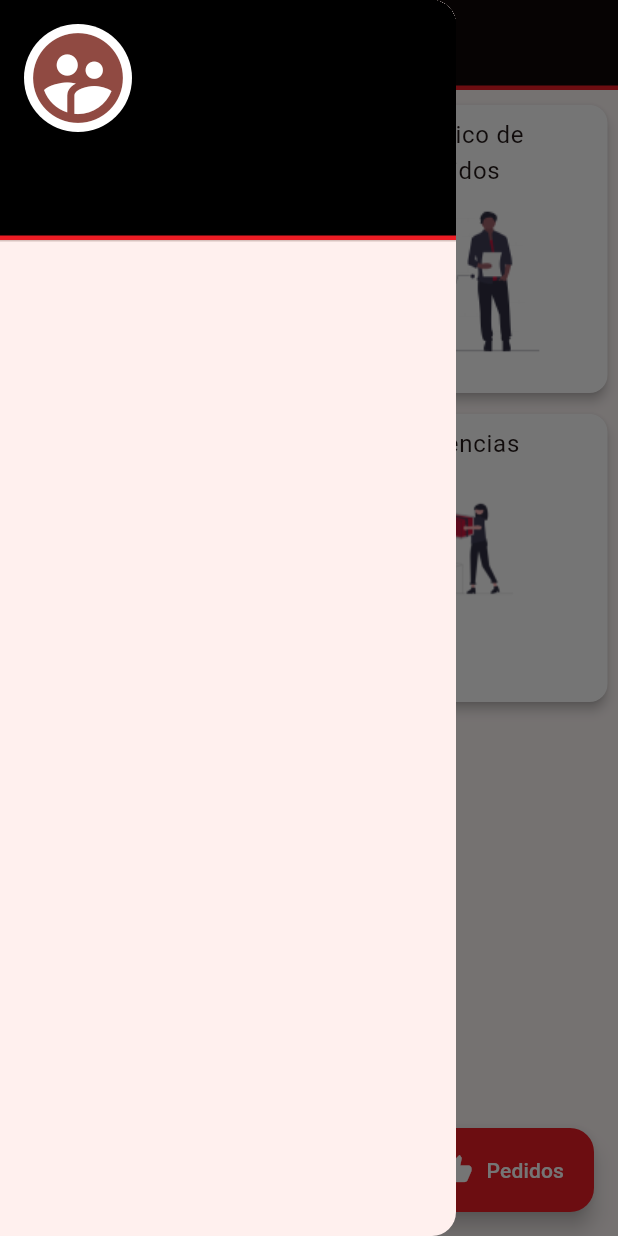
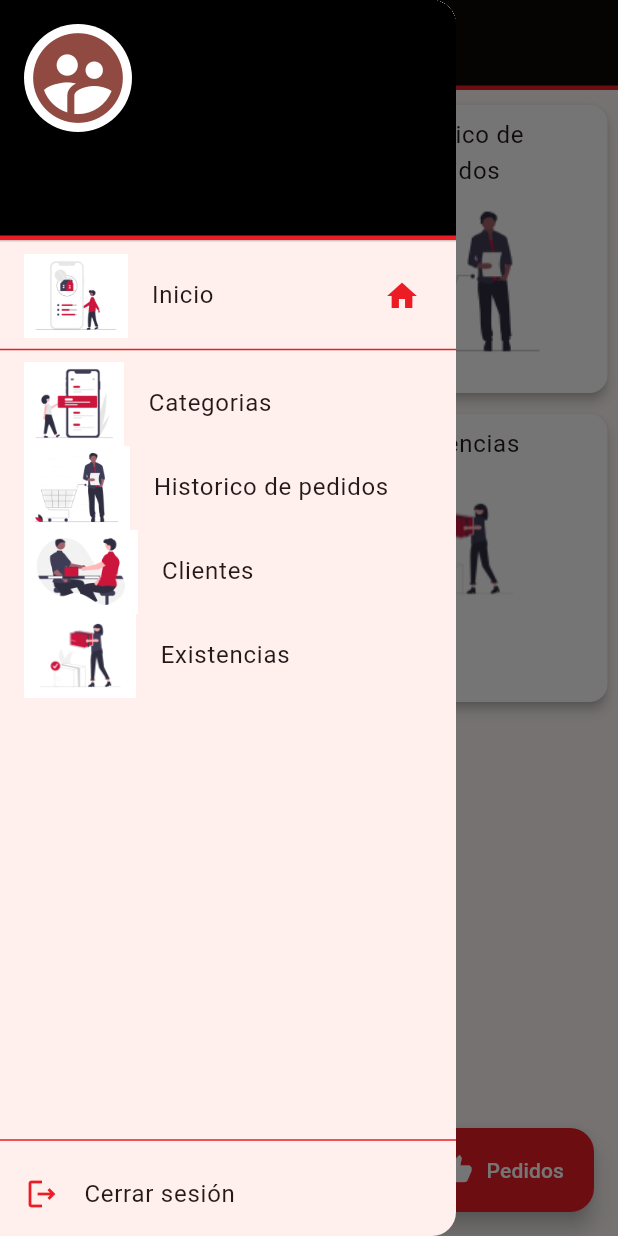
Before and after one commit to jcuicas/app_pedidos, a Flutter app: the Dashboard screen opened directly, with the side drawer open, on a phone screen of 412 x 824 dp. Run offline on Flutter 3.47's test engine with Material 3 defaults, Android fonts, the phone set to English and light mode, and no system bars; our stand-ins replace connectivity_plus, supabase_flutter; accounts and stored records are empty.

Commit message:
quinto commit

```diff
--- a/lib/components/my_drawer.dart
+++ b/lib/components/my_drawer.dart
@@ -1,12 +1,19 @@
 import 'package:flutter/material.dart';
+import 'package:app_pedidos/screens/dashboard.dart';
 import 'package:app_pedidos/components/my_user_account.dart';
 
 class MyDrawer extends StatefulWidget {
+  final String id;
+  final String accessToken;
+  final String tokenType;
   final String userEmail;
   final String fullName;
 
   const MyDrawer({
     super.key,
+    required this.id,
+    required this.accessToken,
+    required this.tokenType,
     required this.userEmail,
     required this.fullName,
   });
@@ -19,12 +26,81 @@ class _MyDrawerState extends State<MyDrawer> {
   @override
   Widget build(BuildContext context) {
     return Drawer(
-      child: ListView(
-        padding: EdgeInsets.zero,
+      child: Column(
         children: [
-          MyUserAccount(
-            userEmail: widget.userEmail,
-            fullName: widget.fullName,
+          Expanded(
+            child: Column(
+              children: [
+                MyUserAccount(
+                  userEmail: widget.userEmail,
+                  fullName: widget.fullName,
+                ),
+                ListTile(
+                  leading: Image.asset('assets/img/dashboard.png'),
+                  title: Text('Inicio'),
+                  trailing: Icon(
+                    Icons.home,
+                    color: Color(0xffec1c24),
+                  ),
+                  onTap: () {
+                    Navigator.push(
+                      context,
+                      MaterialPageRoute(
+                        builder: (context) => Dashboard(
+                            id: widget.id,
+                            accessToken: widget.accessToken,
+                            tokenType: widget.tokenType,
+                            userEmail: widget.userEmail,
+                            fullName: widget.fullName),
+                      ),
+                    );
+                  },
+                ),
+                Divider(
+                  color: Color(0xffec1c24),
+                ),
+                ListTile(
+                  leading: Image.asset('assets/img/categorias.png'),
+                  title: Text('Categorias'),
+                  onTap: () {},
+                ),
+                ListTile(
+                  leading: Image.asset('assets/img/pedidos.png'),
+                  title: Text('Historico de pedidos'),
+                  onTap: () {},
+                ),
+                ListTile(
+                  leading: Image.asset('assets/img/clientes.png'),
+                  title: Text('Clientes'),
+                  onTap: () {},
+                ),
+                ListTile(
+                  leading: Image.asset('assets/img/existencias.png'),
+                  title: Text('Existencias'),
+                  onTap: () {},
+                ),
+              ],
+            ),
+          ),
+          Divider(
+            color: Color(0xffec1c24),
+          ),
+          Container(
+            child: Align(
+              alignment: FractionalOffset.bottomCenter,
+              child: Column(
+                children: [
+                  ListTile(
+                    leading: Icon(
+                      Icons.logout_outlined,
+                      color: Color(0xffec1c24),
+                    ),
+                    title: Text('Cerrar sesión'),
+                    onTap: () {},
+                  ),
+                ],
+              ),
+            ),
           )
         ],
       ),
--- a/lib/screens/home.dart
+++ b/lib/screens/home.dart
@@ -1,6 +1,5 @@
 import 'dart:async';
 
-import 'package:app_pedidos/components/my_appbar.dart';
 import 'package:flutter/material.dart';
 import 'package:app_pedidos/screens/login.dart';
 import 'package:app_pedidos/screens/dashboard.dart';
@@ -71,7 +70,6 @@ class _HomeScreenState extends State<HomeScreen> {
     //debugPrint('Conexión: $_conexion');
 
     return Scaffold(
-      appBar: MyAppBar(),
       body: _conexion
           ? Login()
           : Dashboard(
--- a/lib/screens/login.dart
+++ b/lib/screens/login.dart
@@ -1,3 +1,4 @@
+import 'package:app_pedidos/components/my_appbar.dart';
 import 'package:app_pedidos/models/profile.dart';
 import 'package:flutter/material.dart';
 import 'package:app_pedidos/screens/dashboard.dart';
@@ -43,6 +44,7 @@ class _LoginState extends State<Login> {
   @override
   Widget build(BuildContext context) {
     return Scaffold(
+      appBar: MyAppBar(),
       body: cuerpo(),
     );
   }
```
Also changed, not shown: lib/delegates/buscar_clientes.dart (added, +102 -0 lines), lib/models/cliente.dart (added, +14 -0 lines), lib/screens/clientes.dart (added, +145 -0 lines), lib/screens/dashboard.dart (+18 -0 lines).
